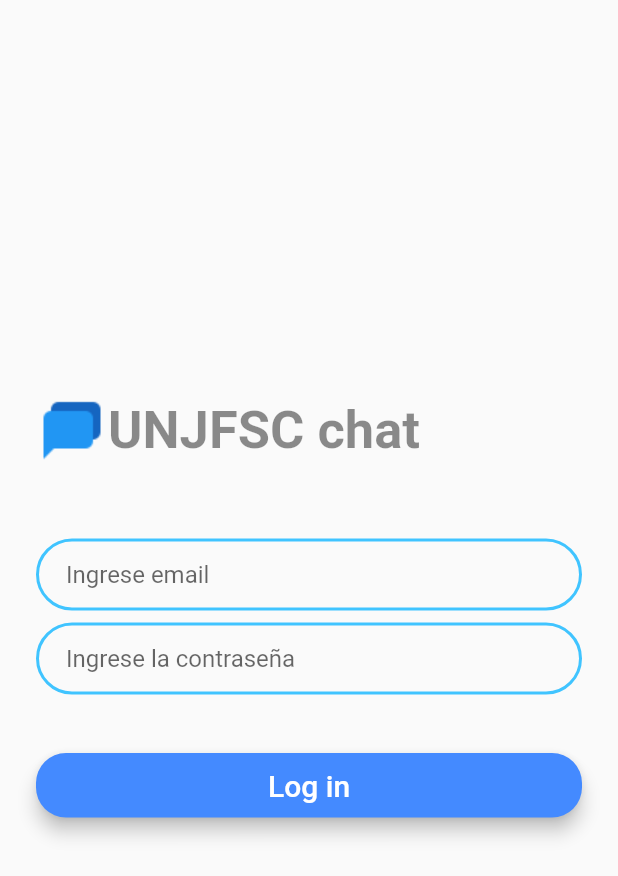
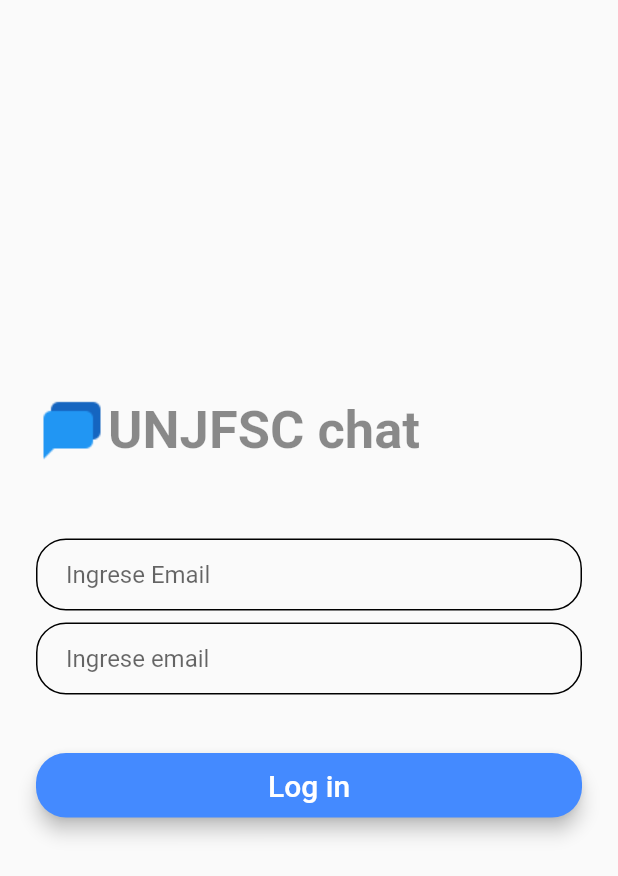
Before and after one commit to angelloxdcrack/loginCrack, a Flutter app: the screen it shows after launch, after a tap on "Login in", on a phone screen of 412 x 824 dp. Shown: the top 876 px of the screen. Run offline on Flutter 3.47's test engine with Material 2 defaults, Android fonts, the phone set to English and light mode, and no system bars.

Commit message:
ultimos cambios de gallardo

```diff
--- a/lib/src/screens/login_screen.dart
+++ b/lib/src/screens/login_screen.dart
@@ -1,5 +1,6 @@
 import 'package:app_chat/src/widgets/app_burton.dart';
 import 'package:app_chat/src/widgets/app_icon.dart';
+import 'package:app_chat/src/widgets/app_textfield.dart';
 import 'package:flutter/material.dart';
 
 class LoginScreen extends StatefulWidget {
@@ -12,24 +13,10 @@ class LoginScreen extends StatefulWidget {
 }
 
 class _LoginScreenState extends State<LoginScreen> {
-  TextField getTextField(String inputText) {
-    return TextField(
-      decoration: InputDecoration(
-          contentPadding:
-              EdgeInsets.symmetric(vertical: 10.0, horizontal: 20.0),
-          hintText: inputText,
-          border: OutlineInputBorder(
-              borderRadius: BorderRadius.all(Radius.circular(32.0))),
-          enabledBorder: OutlineInputBorder(
-              borderRadius: BorderRadius.all(Radius.circular(32.0)),
-              borderSide:
-                  BorderSide(color: Colors.lightBlueAccent, width: 2.0))),
-    );
-  }
-
   @override
   Widget build(BuildContext context) {
     return Scaffold(
+      // backgroundColor: Colors.green,
       body: Container(
         padding: EdgeInsets.symmetric(horizontal: 24),
         child: Column(
@@ -40,11 +27,17 @@ class _LoginScreenState extends State<LoginScreen> {
             SizedBox(
               height: 48.0,
             ),
-            getTextField("Ingrese email"),
+            AppTextField(
+              inputText: "Ingrese Email",
+            ),
+            // getTextField("Ingrese email"),
             SizedBox(
               height: 8.0,
             ),
-            getTextField("Ingrese la contraseña"),
+            // getTextField("Ingrese la contraseña"),
+            AppTextField(
+              inputText: "Ingrese email",
+            ),
             SizedBox(
               height: 23.0,
             ),
--- a/lib/src/screens/welcome_screens.dart
+++ b/lib/src/screens/welcome_screens.dart
@@ -13,6 +13,7 @@ class _WelcomeScreenState extends State<WelcomeScreen> {
   @override
   Widget build(BuildContext context) {
     return Scaffold(
+      // backgroundColor: Colors.lightBlueAccent,
       body: Container(
         padding: EdgeInsets.symmetric(horizontal: 25),
         child: Column(
--- /dev/null
+++ b/lib/src/widgets/app_textfield.dart
@@ -0,0 +1,18 @@
+import 'package:flutter/material.dart';
+
+class AppTextField extends StatelessWidget {
+  final String inputText;
+  const AppTextField({this.inputText});
+  @override
+  Widget build(BuildContext context) {
+    return TextField(
+      decoration: InputDecoration(
+          contentPadding: EdgeInsets.symmetric(vertical: 10, horizontal: 20.0),
+          hintText: inputText,
+          border: OutlineInputBorder(
+              borderRadius: BorderRadius.all(Radius.circular(32.0))),
+          enabledBorder:
+              OutlineInputBorder(borderRadius: BorderRadius.circular(20.0))),
+    );
+  }
+}
```
